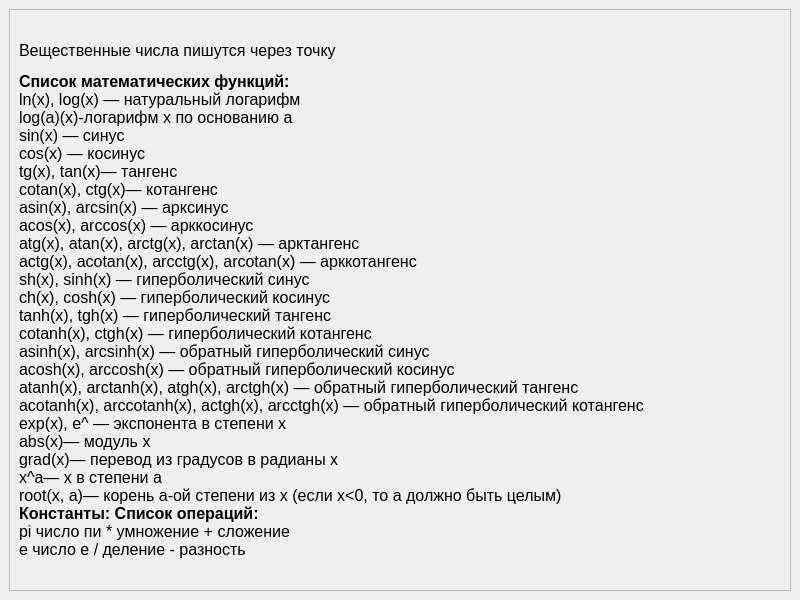
Old version of the form Ref.ui in the repository Helsing02/Graph-Builder.
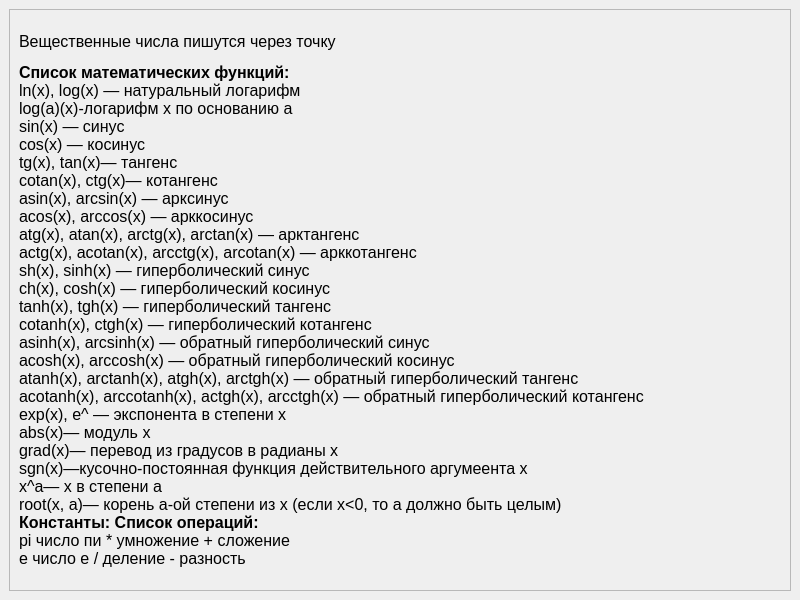
New version of the form.

```diff
--- a/Ref.ui
+++ b/Ref.ui
@@ -10,13 +10,27 @@
     <height>600</height>
    </rect>
   </property>
+  <property name="font">
+   <font>
+    <bold>false</bold>
+   </font>
+  </property>
   <property name="windowTitle">
    <string>MainWindow</string>
   </property>
+  <property name="styleSheet">
+   <string notr="true"/>
+  </property>
   <widget class="QWidget" name="centralwidget">
    <layout class="QGridLayout" name="gridLayout">
     <item row="0" column="0">
      <widget class="QScrollArea" name="scrollArea">
+      <property name="font">
+       <font>
+        <family>Segoe UI</family>
+        <bold>false</bold>
+       </font>
+      </property>
       <property name="widgetResizable">
        <bool>true</bool>
       </property>
@@ -25,8 +39,8 @@
         <rect>
          <x>0</x>
          <y>0</y>
-         <width>780</width>
-         <height>580</height>
+         <width>759</width>
+         <height>701</height>
         </rect>
        </property>
        <layout class="QGridLayout" name="gridLayout_2">
@@ -41,7 +55,7 @@
 li.checked::marker { content: &quot;\2612&quot;; }
 &lt;/style&gt;&lt;/head&gt;&lt;body style=&quot; font-family:'Segoe UI'; font-size:9pt; font-weight:400; font-style:normal;&quot;&gt;
 &lt;p style=&quot; margin-top:12px; margin-bottom:12px; margin-left:0px; margin-right:0px; -qt-block-indent:0; text-indent:0px;&quot;&gt;&lt;span style=&quot; font-family:'Times New Roman','serif'; font-size:12pt; vertical-align:bottom;&quot;&gt;Вещественные числа пишутся через точку&lt;/span&gt;&lt;/p&gt;
-&lt;p style=&quot; margin-top:12px; margin-bottom:12px; margin-left:0px; margin-right:0px; -qt-block-indent:0; text-indent:0px;&quot;&gt;&lt;span style=&quot; font-family:'Times New Roman','serif'; font-size:12pt; font-weight:700; vertical-align:bottom;&quot;&gt;Список математических функций:&lt;/span&gt;&lt;span style=&quot; font-family:'Times New Roman','serif'; font-size:12pt; vertical-align:bottom;&quot;&gt;&lt;br /&gt;ln(x), log(x) — натуральный логарифм&lt;br /&gt;log(a)(x)-логарифм x по основанию a&lt;br /&gt;sin(x) — синус&lt;br /&gt;cos(x) — косинус&lt;br /&gt;tg(x), tan(x)— тангенс&lt;br /&gt;cotan(x), ctg(x)— котангенс&lt;br /&gt;asin(x), arcsin(x) — арксинус&lt;br /&gt;acos(x), arccos(x) — арккосинус&lt;br /&gt;atg(x), atan(x), arctg(x), arctan(x) — арктангенс&lt;br /&gt;actg(x), acotan(x), arcctg(x), arcotan(x) — арккотангенс&lt;br /&gt;sh(x), sinh(x) — гиперболический синус&lt;br /&gt;ch(x), cosh(x) — гиперболический косинус&lt;br /&gt;tanh(x), tgh(x) — гиперболический тангенс&lt;br /&gt;cotanh(x), ctgh(x) — гиперболический котангенс&lt;br /&gt;asinh(x), arcsinh(x) — обратный гиперболический синус&lt;br /&gt;acosh(x), arccosh(x) — обратный гиперболический косинус&lt;br /&gt;atanh(x), arctanh(x), atgh(x), arctgh(x) — обратный гиперболический тангенс&lt;br /&gt;acotanh(x), arccotanh(x), actgh(x), arcctgh(x) — обратный гиперболический котангенс&lt;br /&gt;exp(x), e^ — экспонента в степени x&lt;br /&gt;abs(x)— модуль x&lt;br /&gt;grad(x)— перевод из градусов в радианы x&lt;br /&gt;x^a— x в степени a&lt;br /&gt;root(x, a)— корень a-ой степени из x (если x&amp;lt;0, то a должно быть целым)&lt;br /&gt;&lt;/span&gt;&lt;span style=&quot; font-family:'Times New Roman','serif'; font-size:12pt; font-weight:700; vertical-align:bottom;&quot;&gt;Константы: Список операций:&lt;/span&gt;&lt;span style=&quot; font-family:'Times New Roman','serif'; font-size:12pt; vertical-align:bottom;&quot;&gt;&lt;br /&gt;pi число пи * умножение + сложение &lt;br /&gt;e число e / деление - разность
+&lt;p style=&quot; margin-top:12px; margin-bottom:12px; margin-left:0px; margin-right:0px; -qt-block-indent:0; text-indent:0px;&quot;&gt;&lt;span style=&quot; font-family:'Times New Roman','serif'; font-size:12pt; font-weight:700; vertical-align:bottom;&quot;&gt;Список математических функций:&lt;/span&gt;&lt;span style=&quot; font-family:'Times New Roman','serif'; font-size:12pt; vertical-align:bottom;&quot;&gt;&lt;br /&gt;ln(x), log(x) — натуральный логарифм&lt;br /&gt;log(a)(x)-логарифм x по основанию a&lt;br /&gt;sin(x) — синус&lt;br /&gt;cos(x) — косинус&lt;br /&gt;tg(x), tan(x)— тангенс&lt;br /&gt;cotan(x), ctg(x)— котангенс&lt;br /&gt;asin(x), arcsin(x) — арксинус&lt;br /&gt;acos(x), arccos(x) — арккосинус&lt;br /&gt;atg(x), atan(x), arctg(x), arctan(x) — арктангенс&lt;br /&gt;actg(x), acotan(x), arcctg(x), arcotan(x) — арккотангенс&lt;br /&gt;sh(x), sinh(x) — гиперболический синус&lt;br /&gt;ch(x), cosh(x) — гиперболический косинус&lt;br /&gt;tanh(x), tgh(x) — гиперболический тангенс&lt;br /&gt;cotanh(x), ctgh(x) — гиперболический котангенс&lt;br /&gt;asinh(x), arcsinh(x) — обратный гиперболический синус&lt;br /&gt;acosh(x), arccosh(x) — обратный гиперболический косинус&lt;br /&gt;atanh(x), arctanh(x), atgh(x), arctgh(x) — обратный гиперболический тангенс&lt;br /&gt;acotanh(x), arccotanh(x), actgh(x), arcctgh(x) — обратный гиперболический котангенс&lt;br /&gt;exp(x), e^ — экспонента в степени x&lt;br /&gt;abs(x)— модуль x&lt;br /&gt;grad(x)— перевод из градусов в радианы x&lt;br /&gt;sgn(x)—кусочно-постоянная функция действительного аргумеента x&lt;br /&gt;x^a— x в степени a&lt;br /&gt;root(x, a)— корень a-ой степени из x (если x&amp;lt;0, то a должно быть целым)&lt;br /&gt;&lt;/span&gt;&lt;span style=&quot; font-family:'Times New Roman','serif'; font-size:12pt; font-weight:700; vertical-align:bottom;&quot;&gt;Константы: Список операций:&lt;/span&gt;&lt;span style=&quot; font-family:'Times New Roman','serif'; font-size:12pt; vertical-align:bottom;&quot;&gt;&lt;br /&gt;pi число пи * умножение + сложение &lt;br /&gt;e число e / деление - разность
 </string>
           </property>
          </widget>
```
